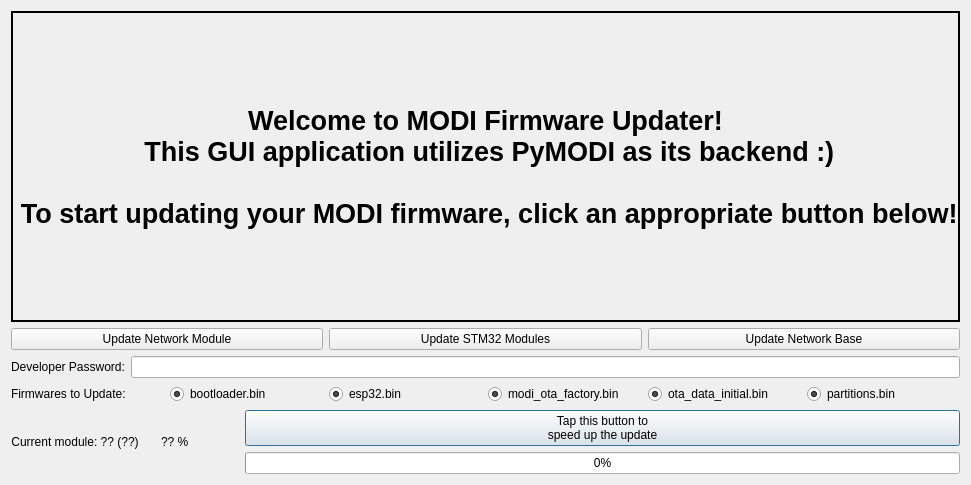
Before: the Qt Designer form modi/assets/modi_firmware_updater.ui in LUXROBO/pymodi, drawn with Qt 5.
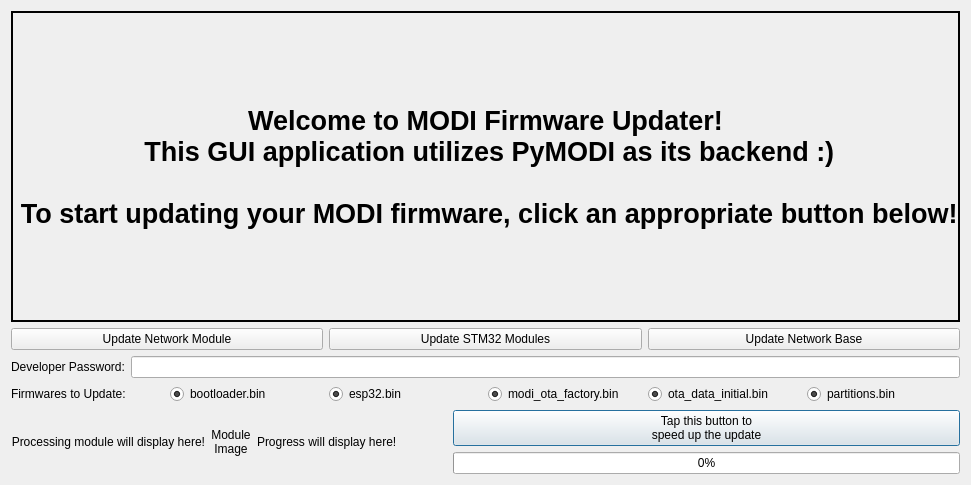
After: the same form once the commit is applied. Icons and pictures are not drawn.

Commit message: Fix GUI for developer mode enabled GUI updater

The edit to the form file:
```diff
--- a/modi/assets/modi_firmware_updater.ui
+++ b/modi/assets/modi_firmware_updater.ui
@@ -24,7 +24,7 @@
        <item>
         <widget class="QLabel" name="local_module">
          <property name="text">
-          <string>Current module: ?? (??) </string>
+          <string>Processing module will display here!</string>
          </property>
          <property name="alignment">
           <set>Qt::AlignRight|Qt::AlignTrailing|Qt::AlignVCenter</set>
@@ -46,7 +46,8 @@
           </font>
          </property>
          <property name="text">
-          <string/>
+          <string>Module 
+Image</string>
          </property>
          <property name="pixmap">
           <pixmap>assets/imgs/network.png</pixmap>
@@ -62,7 +63,7 @@
        <item>
         <widget class="QLabel" name="local_percentage">
          <property name="text">
-          <string>?? %</string>
+          <string>Progress will display here!</string>
          </property>
         </widget>
        </item>
```
The commit also changes 1 other file.
